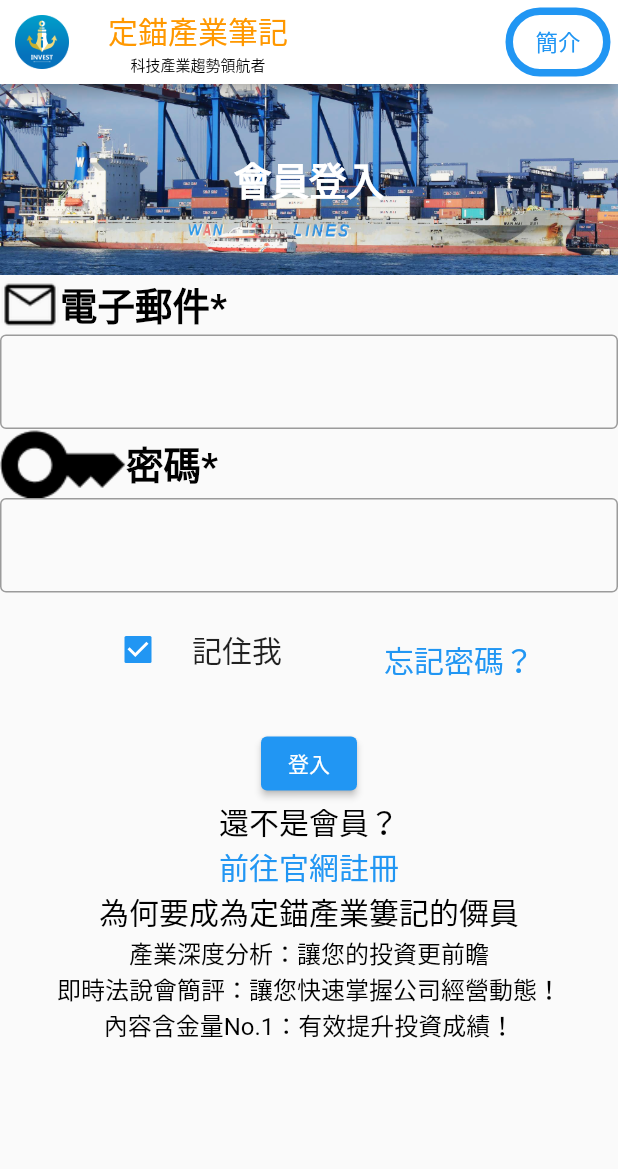
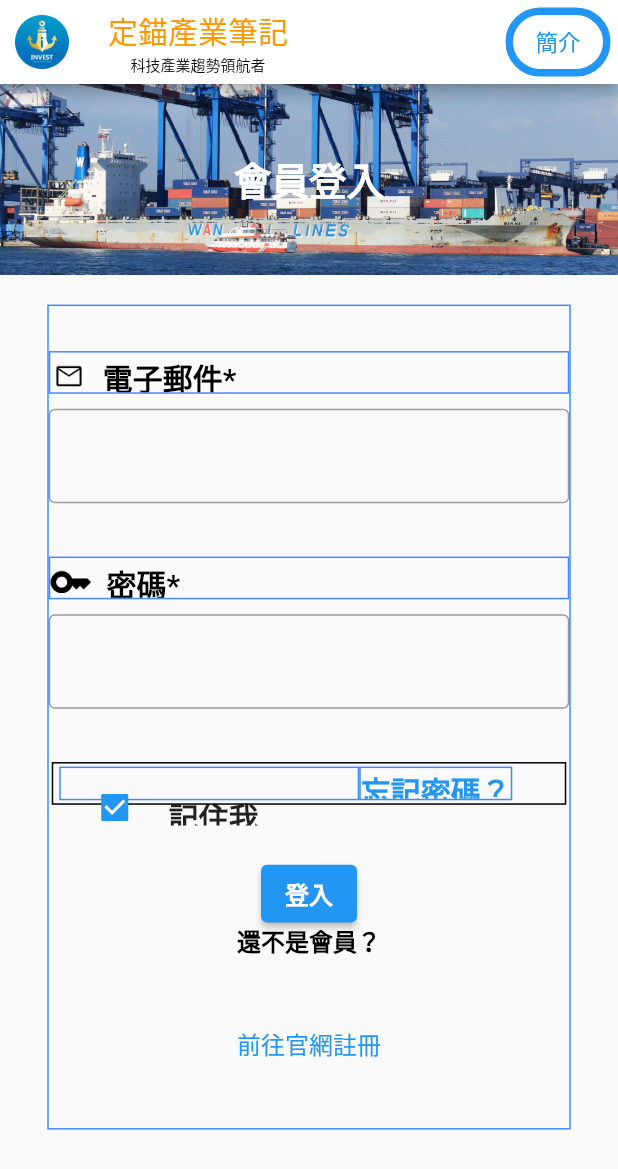
Before and after one commit to kvn2000tw/invest, a Flutter app: the screen it shows after launch, on a phone screen of 412 x 824 dp. Shown: the top 1169 px of the screen. Run offline on Flutter 3.47's test engine with Material 2 defaults, Android fonts, the phone set to English and light mode, and no system bars; our stand-ins replace webview_flutter, webview_flutter_platform_interface; missing offline and left inert: webview_flutter_wkwebview.

Commit message:
login layout

```diff
--- a/lib/login.dart
+++ b/lib/login.dart
@@ -46,21 +46,35 @@ class Login extends StatelessWidget {
       alignment: Alignment.center,
     );
 
-    final email_title_icon = Image.asset(
+    final email_title_icon = Container(
+      child:Image.asset(
       'assets/email_black.png',
       fit: BoxFit.contain,
-      //height: double.infinity,
-      //width: double.infinity,
-      alignment: Alignment.center,
+
+      //alignment: Alignment.center,
+      ),
+      height: 20.0,
+      width: 25.0,
+      margin: const EdgeInsets.only(top: 5.0),
+
     );
-    final email_title_str = const Text(
+
+    final email_title_str = Container(
+      child:Text(
       '電子郵件*',
       style: TextStyle(
-          color: Colors.black, fontWeight: FontWeight.bold, fontSize: 25),
+          color: Colors.black, fontWeight: FontWeight.bold, fontSize: 20),
+      ),
+      height: 28.0,
+      width: 91.0,
+      margin: const EdgeInsets.only(left:10,top: 2.0),
     );
 
     final emailController = TextEditingController();
-    final email_input = TextField(
+    final email_input =  Expanded(
+    child:Container(
+      height:32.0,
+      child:TextField(
       controller: emailController,
       style: const TextStyle(fontSize: 20),
       decoration: const InputDecoration(
@@ -69,26 +83,47 @@ class Login extends StatelessWidget {
         //labelText: '輸入姓名',
         //labelStyle:TextStyle(fontSize:20),
       ),
-    );
-    final email_title_area = Row(
-      children: <Widget>[email_title_icon, email_title_str],
+    )));
+    final email_title_area = Expanded(
+    child:Container(
+       margin: const EdgeInsets.only(top:30.0,bottom:10.0),
+      decoration: BoxDecoration(
+          border: Border.all(color: Colors.blueAccent)
+      ),
+      child:Row(
+        children: <Widget>[email_title_icon, email_title_str],
+    )));
+
+    final passwd_title_icon = Container(
+      child:Image.asset(
+      'assets/key.png',
+      fit: BoxFit.contain,
+
+      //alignment: Alignment.center,
+      ),
+      height: 15.0,
+      width: 27.5,
+      margin: const EdgeInsets.only(top: 5.0),
+
     );
 
-    final passwd_title_icon = Image.asset(
-      'assets/key.png',
-      fit: BoxFit.contain,
-      //height: double.infinity,
-      //width: double.infinity,
-      alignment: Alignment.center,
-    );
-    final passwd_title_str = const Text(
+
+    final passwd_title_str = Container(
+      child:Text(
       '密碼*',
       style: TextStyle(
-          color: Colors.black, fontWeight: FontWeight.bold, fontSize: 25),
+          color: Colors.black, fontWeight: FontWeight.bold, fontSize: 20),
+      ),
+      height: 28.0,
+      width: 91.0,
+      margin: const EdgeInsets.only(left:10,top: 2.0),
     );
 
     final passwdController = TextEditingController();
-    final passwd_input = TextField(
+    final passwd_input =  Expanded(
+    child:Container(
+      height:32.0,
+      child:TextField(
       controller: passwdController,
       style: const TextStyle(fontSize: 20),
       decoration: const InputDecoration(
@@ -97,74 +132,196 @@ class Login extends StatelessWidget {
         //labelText: '輸入姓名',
         //labelStyle:TextStyle(fontSize:20),
       ),
-    );
-    final passwd_title_area = Row(
-      children: <Widget>[passwd_title_icon, passwd_title_str],
-    );
+    )));
+
+    final passwd_title_area =  Expanded(
+    child:Container(
+       margin: const EdgeInsets.only(top:30.0,bottom:10.0),
+      decoration: BoxDecoration(
+          border: Border.all(color: Colors.blueAccent)
+      ),
+      child:Row(
+        children: <Widget>[passwd_title_icon, passwd_title_str],
+    )));
 
     final remeber = Container(
-
+      decoration: BoxDecoration(
+          border: Border.all(color: Colors.blueAccent)
+      ),
+      margin: const EdgeInsets.only(left:2),
       width:200,
       height:70,
+      alignment:Alignment.center,
       child:CheckboxListTile(
-        title:Text('記住我',style:const TextStyle(fontSize:20)),
+        title:Text('記住我',style:const TextStyle(fontSize:20,
+        fontWeight:FontWeight.bold,
+        )),
         value:true,
-        controlAffinity:ListTileControlAffinity.leading,
+        controlAffinity: ListTileControlAffinity.leading,
 
         onChanged:(newValue){
 
       },
     ));
 
-    final forgot = Text('忘記密碼？',style:const TextStyle(
+    final forgot = Container(
+            decoration: BoxDecoration(
+          border: Border.all(color: Colors.blueAccent)
+      ),
+      margin: const EdgeInsets.only(right:2),
+      child:Text('忘記密碼？',style:const TextStyle(
       color:Colors.blue,
+      fontWeight:FontWeight.bold,
       fontSize:20
-      ));
+      )));
 
-    final login_remeber = Container(
+    final login_remeber =  Expanded(
+    child:Container(
+            decoration: BoxDecoration(
+          border: Border.all(color: Colors.black)
+      ),
+      margin: const EdgeInsets.only(left:2,right:2,top:30.0,bottom:10.0),
+      padding: const EdgeInsets.all(2),
       child:Row(
         children:<Widget>[remeber,forgot],
-        mainAxisSize: MainAxisSize.min,
+
       ),
-      margin:const EdgeInsets.all(10)
-    );
 
-    final btn = Container(
-      child:ElevatedButton(
-        child:Text('登入'),
-        onPressed:(){}
-      )
-    );
+    ));
 
-    final info1 = Text('還不是會員？',style:const TextStyle(
-      color:Colors.black,
-      fontSize:20
-      ));
-    final info2 = Text('前往官網註冊',style:const TextStyle(
-      color:Colors.blue,
-      fontSize:20
-      ));
-    final info3 = Text('為何要成為定錨產業簍記的僲員',style:const TextStyle(
-      color:Colors.black,
-      fontSize:20
-      ));
-
-    final info4 = Text('產業深度分析：讓您的投資更前瞻',style:const TextStyle(
-      color:Colors.black,
+    final btn_login =  Text('登入',style:const TextStyle(
+      color:Colors.white,
+      fontWeight:FontWeight.bold,
       fontSize:16
       ));
 
-    final info5 = Text('即時法說會簡評：讓您快速掌握公司經營動態！',style:const TextStyle(
+    final btn =  Expanded(
+    child:Container(
+      margin: const EdgeInsets.only(top:30.0),
+      child:ElevatedButton(
+        child:btn_login,
+        onPressed:(){}
+      )
+    ));
+
+    final info1 =  Expanded(
+    child:Text('還不是會員？',style:const TextStyle(
       color:Colors.black,
+      fontWeight:FontWeight.bold,
       fontSize:16
+      )));
+    final info2 =  Expanded(
+    child:Text('前往官網註冊',style:const TextStyle(
+      color:Colors.blue,
+      fontSize:16
+      )));
+    final info3 = Expanded(
+    child:Container(
+      child:Text('為何要成為定錨產業筆記的會員？',style:const TextStyle(
+        color:Colors.black,
+        fontWeight:FontWeight.bold,
+        fontSize:14,
+
+        ),
+      ),
+      margin: const EdgeInsets.only(top: 5.0),
       ));
 
-    final info6 = Text('內容含金量No.1：有效提升投資成績！',style:const TextStyle(
-      color:Colors.black,
-      fontSize:16
+    final info4 = Expanded(
+    child:Container(
+      child:Text('‧ 產業深度分析：讓您的投資更前瞻！',style:const TextStyle(
+        color:Colors.black,
+        fontWeight:FontWeight.normal,
+        fontSize:12,
+
+        ),
+      ),
+      margin: const EdgeInsets.only(top: 5.0),
+      ));
+
+    final info5 = Expanded(
+    child:Container(
+      child:Text('‧ 即時法說會簡評：讓您快速掌握公司經營動態！',style:const TextStyle(
+        color:Colors.black,
+        fontWeight:FontWeight.normal,
+        fontSize:12,
+
+        ),
+      ),
+      margin: const EdgeInsets.only(top: 5.0),
+      ));
+
+    final info6 = Expanded(
+    child:Container(
+      child:Text('‧ 內容含金量No.1：有效提升投資成績！',style:const TextStyle(
+        color:Colors.black,
+        fontWeight:FontWeight.normal,
+        fontSize:12,
+
+        ),
+      ),
+      margin: const EdgeInsets.only(top: 5.0),
       ));
 
 
+    final core_column = Container(
+      child:Column(
+      children:<Widget>[
+        email_title_area,
+        email_input,
+        passwd_title_area,
+        passwd_input,
+        login_remeber,
+        btn,
+        info1,
+        info2,
+        ],
+
+      ),
+      alignment:Alignment.center,
+    );
+
+    final core = Container(
+        margin: const EdgeInsets.all(20.0),
+        child:core_column,
+        width:349,
+        height:550,
+        //margin: const EdgeInsets.only(top: 30.0),
+        decoration: BoxDecoration(
+          border: Border.all(color: Colors.blueAccent)
+        ),
+    );
+
+    final tail_column = Container(
+      child:Column(
+      children:<Widget>[
+       info3,info4,info5,info6
+        ],
+      crossAxisAlignment:CrossAxisAlignment.start
+      ),
+      alignment:Alignment.center,
+
+    );
+
+    final tail = Expanded(
+      child:Container(
+      child:tail_column,
+      width:262,
+      height:86,
+      margin: const EdgeInsets.only(top: 0.0),
+    ));
+    final appBody = Column(
+
+      children: <Widget>[
+        top_img,
+        core,
+        //tail,
+
+      ],
+
+    );
+
+    /*
     final appBody = Container(
       child: Column(
         children: <Widget>[
@@ -182,7 +339,7 @@ class Login extends StatelessWidget {
         ],
       ),
     );
-
+*/
     return appBody;
   }
 }
```
